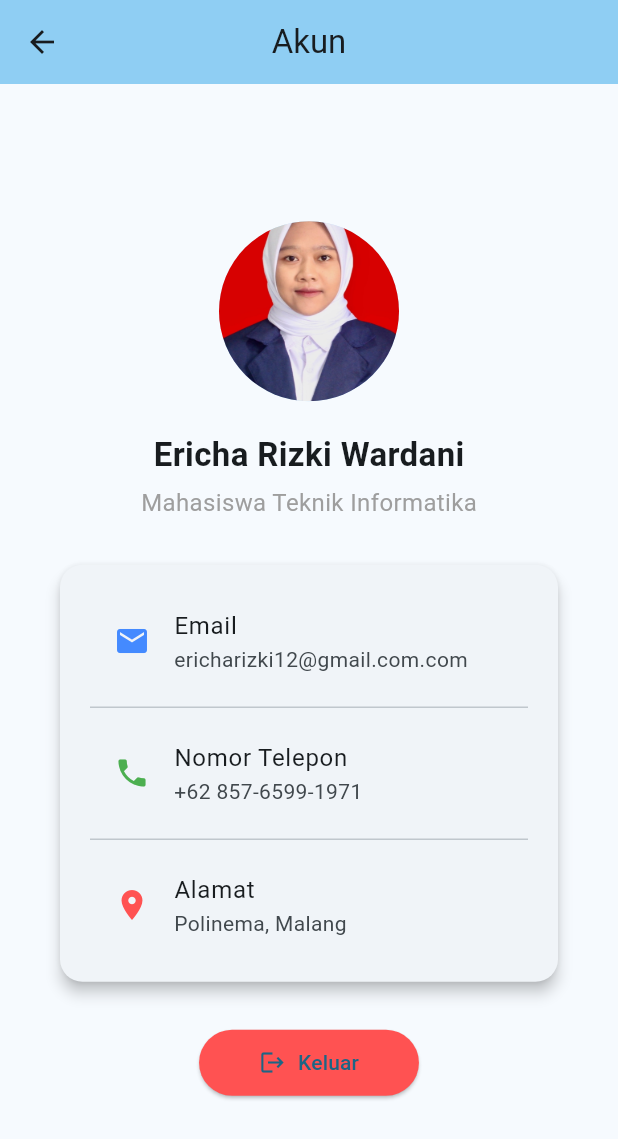
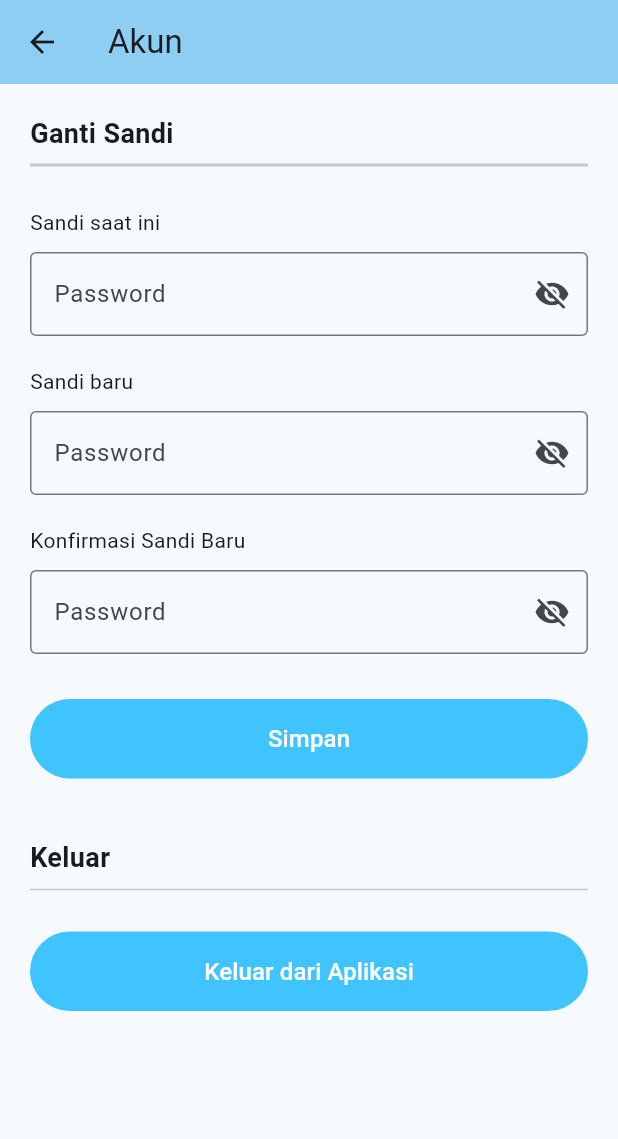
Before and after one commit to Ericharw/Pemrograman_Mobile, a Flutter app: the AkunPage screen opened directly, on a phone screen of 412 x 824 dp. Shown: the top 1139 px of the screen. Run offline on Flutter 3.47's test engine with Material 3 defaults, Android fonts, the phone set to English and light mode, and no system bars; our stand-ins replace image_picker.

Commit message:
add:Tugas login, foto, video, password

```diff
--- /dev/null
+++ b/mydj/lib/componens/password_field.dart
@@ -0,0 +1,42 @@
+import 'package:flutter/material.dart';
+
+class PasswordField extends StatefulWidget {
+  final TextEditingController? controller;
+  final String? Function(String?)? validator;
+
+  const PasswordField({
+    super.key,
+    this.controller,
+    this.validator,
+  });
+
+  @override
+  State<PasswordField> createState() => _PasswordFieldState();
+}
+
+class _PasswordFieldState extends State<PasswordField> {
+  bool _obscureText = true;
+
+  @override
+  Widget build(BuildContext context) {
+    return TextFormField(
+      controller: widget.controller,
+      validator: widget.validator,
+      obscureText: _obscureText,
+      decoration: InputDecoration(
+        labelText: 'Password',
+        border: const OutlineInputBorder(),
+        suffixIcon: IconButton(
+          icon: Icon(
+            _obscureText ? Icons.visibility_off : Icons.visibility,
+          ),
+          onPressed: () {
+            setState(() {
+              _obscureText = !_obscureText;
+            });
+          },
+        ),
+      ),
+    );
+  }
+}
--- a/mydj/lib/pages/akun_page.dart
+++ b/mydj/lib/pages/akun_page.dart
@@ -1,7 +1,11 @@
+import 'dart:io';
 import 'package:flutter/material.dart';
+import 'package:flutter/services.dart';
+import 'package:mydj/componens/password_field.dart';
 
 class AkunPage extends StatefulWidget {
   const AkunPage({super.key, required this.title});
+
   final String title;
 
   @override
@@ -9,100 +13,180 @@ class AkunPage extends StatefulWidget {
 }
 
 class _AkunPageState extends State<AkunPage> {
+  // Controller untuk setiap field password
+  final TextEditingController _currentPasswordController =
+  TextEditingController();
+  final TextEditingController _newPasswordController = TextEditingController();
+  final TextEditingController _confirmPasswordController =
+  TextEditingController();
+
+  final _formKey = GlobalKey<FormState>();
+
+  // 🔹 Fungsi menyimpan password
+  void _savePassword() {
+    if (_formKey.currentState!.validate()) {
+      if (_newPasswordController.text != _confirmPasswordController.text) {
+        ScaffoldMessenger.of(context).showSnackBar(
+          const SnackBar(
+            content: Text('Sandi baru dan konfirmasi tidak cocok!'),
+            backgroundColor: Colors.red,
+          ),
+        );
+        return;
+      }
+
+      // Proses penyimpanan bisa diganti sesuai kebutuhan
+      ScaffoldMessenger.of(context).showSnackBar(
+        const SnackBar(
+          content: Text('Sandi berhasil diubah!'),
+          backgroundColor: Colors.green,
+        ),
+      );
+
+      // Kosongkan field
+      _currentPasswordController.clear();
+      _newPasswordController.clear();
+      _confirmPasswordController.clear();
+    }
+  }
+
+  // 🔹 Fungsi keluar dari aplikasi
+  void _exitApp() {
+    // Tutup aplikasi secara langsung
+    if (Platform.isAndroid) {
+      SystemNavigator.pop(); // Untuk Android
+    } else if (Platform.isIOS) {
+      exit(0); // Untuk iOS (tidak disarankan, tapi berfungsi untuk simulasi)
+    }
+  }
+
+  @override
+  void dispose() {
+    _currentPasswordController.dispose();
+    _newPasswordController.dispose();
+    _confirmPasswordController.dispose();
+    super.dispose();
+  }
+
   @override
   Widget build(BuildContext context) {
     return Scaffold(
       appBar: AppBar(
         backgroundColor: Theme.of(context).colorScheme.inversePrimary,
         title: Text(widget.title),
-        centerTitle: true,
       ),
-      body: Center(
+      body: Padding(
+        padding: const EdgeInsets.all(20),
+        child: SingleChildScrollView(
+          child: Form(
+            key: _formKey,
             child: Column(
-          mainAxisAlignment: MainAxisAlignment.center,
+              crossAxisAlignment: CrossAxisAlignment.start,
               children: [
-            // Foto profil
-            const CircleAvatar(
-              radius: 60,
-              backgroundImage: AssetImage('assets/images/profile.jpg'),
-            ),
-            const SizedBox(height: 20),
-
-            // Nama pengguna
                 const Text(
-              'Ericha Rizki Wardani',
+                  'Ganti Sandi',
                   style: TextStyle(
-                fontSize: 22,
+                    fontSize: 18,
                     fontWeight: FontWeight.bold,
                   ),
                 ),
+                const Divider(thickness: 2),
+                const SizedBox(height: 20),
 
-            const SizedBox(height: 5),
-            const Text(
-              'Mahasiswa Teknik Informatika',
-              style: TextStyle(
-                fontSize: 16,
-                color: Colors.grey,
+                // Sandi saat ini
+                const Text('Sandi saat ini'),
+                const SizedBox(height: 10),
+                PasswordField(
+                  controller: _currentPasswordController,
+                  validator: (value) =>
+                  value == null || value.isEmpty ? 'Masukkan sandi saat ini' : null,
                 ),
+
+                const SizedBox(height: 20),
+
+                // Sandi baru
+                const Text('Sandi baru'),
+                const SizedBox(height: 10),
+                PasswordField(
+                  controller: _newPasswordController,
+                  validator: (value) {
+                    if (value == null || value.isEmpty) {
+                      return 'Masukkan sandi baru';
+                    }
+                    if (value.length < 6) {
+                      return 'Sandi minimal 6 karakter';
+                    }
+                    return null;
+                  },
+                ),
+
+                const SizedBox(height: 20),
+
+                // Konfirmasi sandi baru
+                const Text('Konfirmasi Sandi Baru'),
+                const SizedBox(height: 10),
+                PasswordField(
+                  controller: _confirmPasswordController,
+                  validator: (value) =>
+                  value == null || value.isEmpty ? 'Masukkan konfirmasi sandi baru' : null,
                 ),
 
                 const SizedBox(height: 30),
 
-            // Informasi akun
-            Card(
-              margin: const EdgeInsets.symmetric(horizontal: 40),
-              elevation: 4,
+                // Tombol Simpan
+                SizedBox(
+                  width: double.infinity,
+                  child: FilledButton(
+                    onPressed: _savePassword,
+                    style: FilledButton.styleFrom(
+                      backgroundColor: Colors.lightBlueAccent,
                       shape: RoundedRectangleBorder(
-                borderRadius: BorderRadius.circular(15),
+                        borderRadius: BorderRadius.circular(50),
                       ),
-              child: Padding(
-                padding:
-                const EdgeInsets.symmetric(vertical: 15, horizontal: 20),
-                child: Column(
-                  crossAxisAlignment: CrossAxisAlignment.start,
-                  children: const [
-                    ListTile(
-                      leading: Icon(Icons.email, color: Colors.blueAccent),
-                      title: Text('Email'),
-                      subtitle: Text('ericharizki12@gmail.com.com'),
+                      padding: const EdgeInsets.symmetric(vertical: 15),
                     ),
-                    Divider(),
-                    ListTile(
-                      leading: Icon(Icons.phone, color: Colors.green),
-                      title: Text('Nomor Telepon'),
-                      subtitle: Text('+62 857-6599-1971'),
+                    child: const Text(
+                      'Simpan',
+                      style: TextStyle(fontSize: 16, color: Colors.white),
                     ),
-                    Divider(),
-                    ListTile(
-                      leading: Icon(Icons.location_on, color: Colors.redAccent),
-                      title: Text('Alamat'),
-                      subtitle: Text('Polinema, Malang'),
+                  ),
+                ),
+
+                const SizedBox(height: 40),
+
+                // Section Keluar
+                const Text(
+                  'Keluar',
+                  style: TextStyle(
+                    fontSize: 18,
+                    fontWeight: FontWeight.bold,
+                  ),
+                ),
+                const Divider(thickness: 1),
+                const SizedBox(height: 20),
+
+                // Tombol Keluar dari Aplikasi
+                SizedBox(
+                  width: double.infinity,
+                  child: FilledButton(
+                    onPressed: _exitApp,
+                    style: FilledButton.styleFrom(
+                      backgroundColor: Colors.lightBlueAccent,
+                      shape: RoundedRectangleBorder(
+                        borderRadius: BorderRadius.circular(50),
+                      ),
+                      padding: const EdgeInsets.symmetric(vertical: 15),
+                    ),
+                    child: const Text(
+                      'Keluar dari Aplikasi',
+                      style: TextStyle(fontSize: 16, color: Colors.white),
+                    ),
+                  ),
                 ),
               ],
             ),
           ),
         ),
-
-            const SizedBox(height: 30),
-
-            // Tombol keluar atau edit profil
-            ElevatedButton.icon(
-              onPressed: () {
-                // Nanti bisa diarahkan ke halaman login atau edit profil
-                ScaffoldMessenger.of(context).showSnackBar(
-                  const SnackBar(content: Text('Fitur ini belum tersedia')),
-                );
-              },
-              icon: const Icon(Icons.logout),
-              label: const Text('Keluar'),
-              style: ElevatedButton.styleFrom(
-                padding:
-                const EdgeInsets.symmetric(horizontal: 40, vertical: 12),
-                backgroundColor: Colors.redAccent,
-              ),
-            ),
-          ],
-        ),
       ),
     );
   }
--- a/mydj/pubspec.yaml
+++ b/mydj/pubspec.yaml
@@ -36,6 +36,12 @@ dependencies:
   cupertino_icons: ^1.0.8
 
   provider: ^6.1.5+1
+
+  #Image Picker
+  image_picker: ^1.2.0
+
+  #Video Picker
+  video_player: ^2.9.2
 
 dev_dependencies:
   flutter_test:
```
Also changed, not shown: mydj/lib/componens/media_selector.dart (added, +168 -0 lines), mydj/lib/main.dart (+16 -6 lines), mydj/lib/pages/buat_jurnal_page.dart (+11 -0 lines), mydj/lib/pages/login_page.dart (added, +238 -0 lines), mydj/pubspec.lock. Lines whose indentation alone changed are shown as unchanged.
